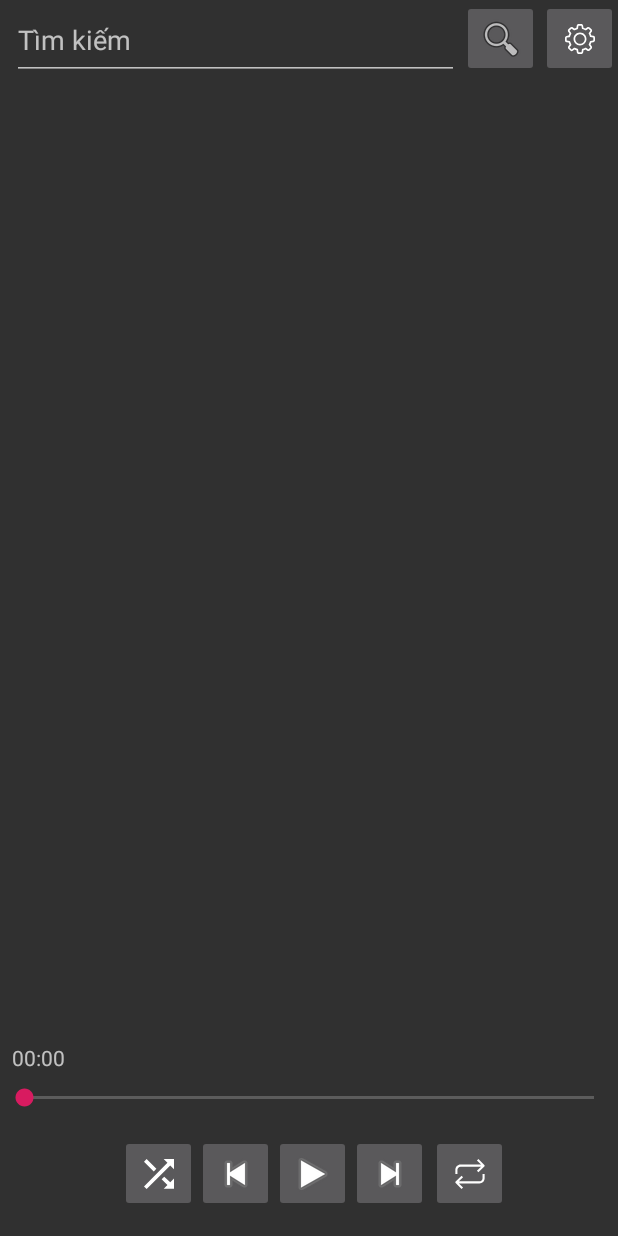
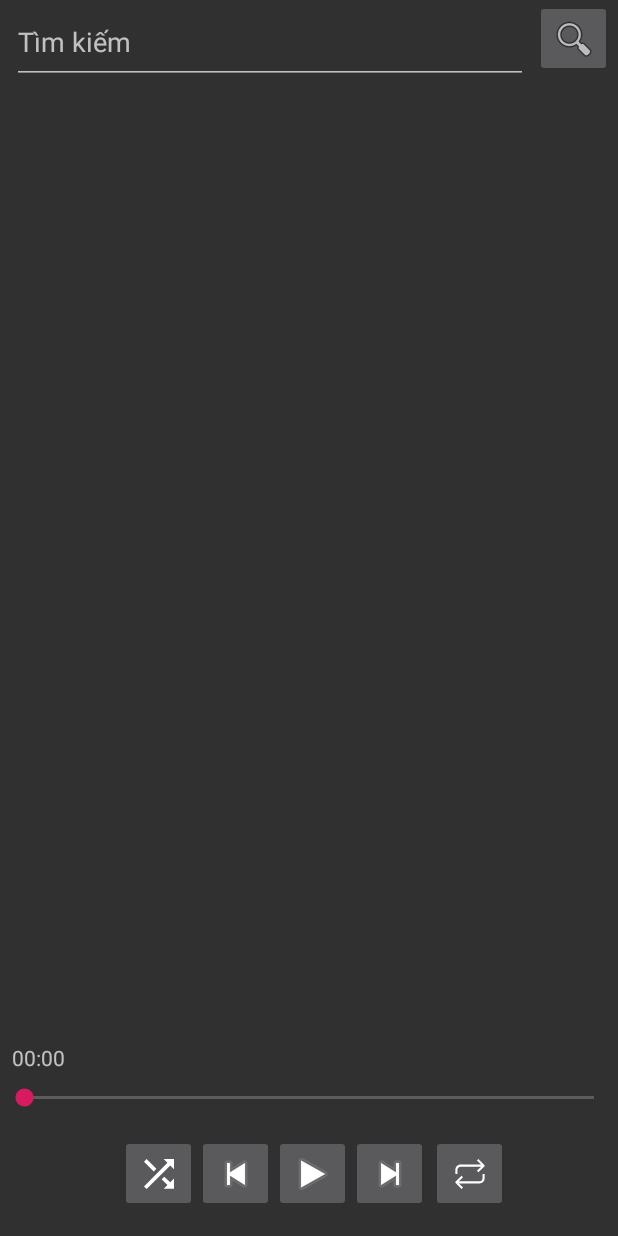
Before and after one commit to duc010298-1/MusicPlayer, an Android app: the screen it shows after launch (MainActivity), on a phone screen of 412 x 824 dp. Run offline under Robolectric (Android 15) with nearby library versions, the phone set to English and light mode, and no system bars; 2 statements that could not run were skipped.

Commit message:
Update activity_main.xml

```diff
--- a/app/src/main/res/layout/activity_main.xml
+++ b/app/src/main/res/layout/activity_main.xml
@@ -10,8 +10,8 @@
 
     <EditText
         android:id="@+id/inputSearch"
-        android:layout_width="298dp"
-        android:layout_height="53dp"
+        android:layout_width="344dp"
+        android:layout_height="56dp"
         android:layout_marginStart="8dp"
         android:ems="10"
         android:hint="@string/search"
@@ -25,7 +25,7 @@
         android:layout_height="51dp"
         android:contentDescription=" "
         android:onClick="search"
-        app:layout_constraintEnd_toStartOf="@+id/btnSetting"
+        app:layout_constraintEnd_toEndOf="parent"
         app:layout_constraintStart_toEndOf="@+id/inputSearch"
         app:layout_constraintTop_toTopOf="parent"
         app:srcCompat="@android:drawable/ic_menu_search" />
@@ -42,16 +42,6 @@
         app:layout_constraintBottom_toBottomOf="parent"
         app:layout_constraintStart_toStartOf="parent"
         app:srcCompat="@drawable/ic_shuffle_mode_arrows" />
-
-    <ImageButton
-        android:id="@+id/btnSetting"
-        android:layout_width="51dp"
-        android:layout_height="51dp"
-        android:tint="#FFFFFF"
-        app:layout_constraintEnd_toEndOf="parent"
-        app:layout_constraintTop_toTopOf="parent"
-        app:srcCompat="@drawable/ic_settings"
-        android:contentDescription=" " />
 
     <ImageButton
         android:id="@+id/btnPlayPause"
```
